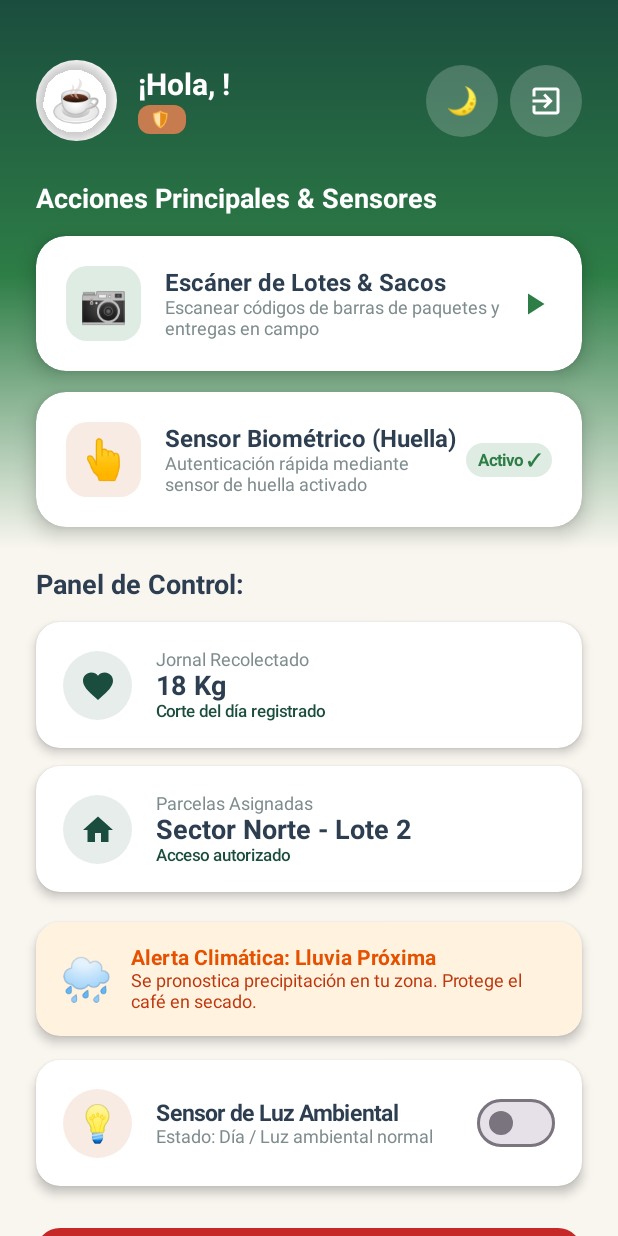
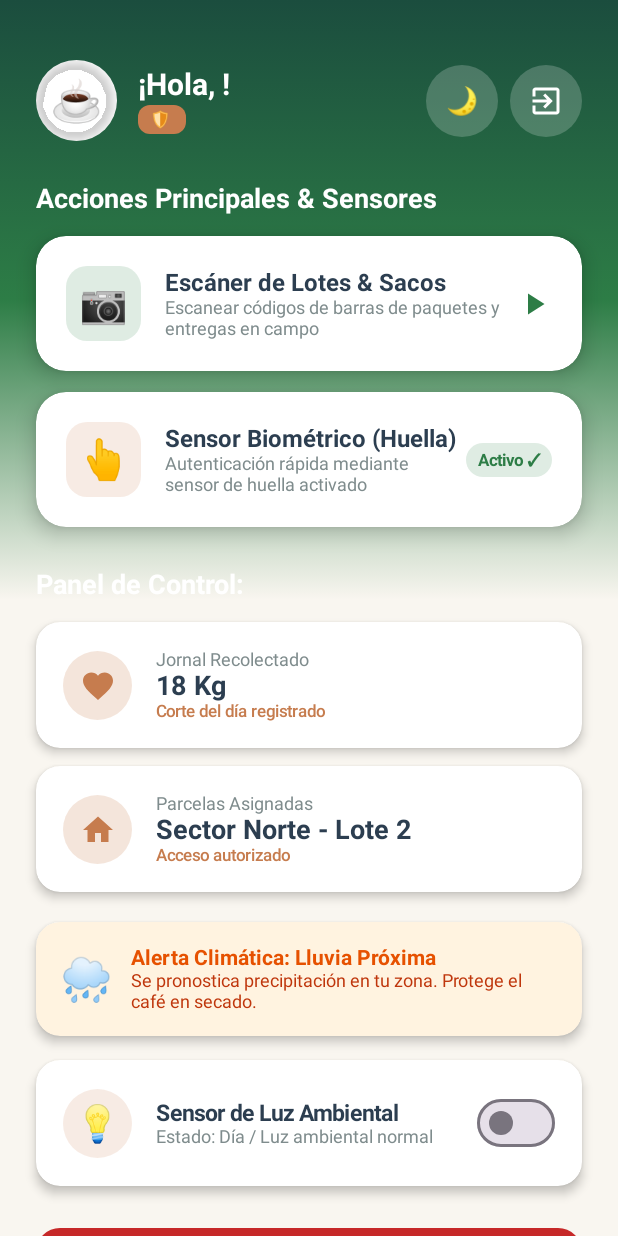
Before and after one commit to Juangg32/AgroCafe, an Android app built with Jetpack Compose: the composable DashboardScreen called with empty values, on a phone screen of 412 x 824 dp. Run offline under Robolectric (Android 15) with nearby library versions, the phone set to English and light mode, and no system bars.

Commit message:
fix: hacer que el modo oscuro y claro cambien dinámicamente el fondo, tarjetas y textos en el Dashboard

```diff
--- a/frontend/LoginFrontend/shared/src/commonMain/kotlin/org/example/project/DashboardScreen.kt
+++ b/frontend/LoginFrontend/shared/src/commonMain/kotlin/org/example/project/DashboardScreen.kt
@@ -20,7 +20,6 @@ import androidx.compose.ui.graphics.Brush
 import androidx.compose.ui.graphics.Color
 import androidx.compose.ui.graphics.vector.ImageVector
 import androidx.compose.ui.text.font.FontWeight
-import androidx.compose.ui.text.style.TextAlign
 import androidx.compose.ui.unit.dp
 import androidx.compose.ui.unit.sp
 
@@ -28,9 +27,6 @@ private val DeepCoffeeGreen = Color(0xFF1B4D3E)
 private val BrightForestGreen = Color(0xFF2D7D46)
 private val CoffeeAmber = Color(0xFFC67C4E)
 private val WarmBackground = Color(0xFFF9F6F0)
-private val SoftCardBg = Color(0xFFFFFFFF)
-private val TextDark = Color(0xFF2C3E50)
-private val MutedGrey = Color(0xFF7F8C8D)
 
 @Composable
 fun DashboardScreen(
@@ -48,18 +44,25 @@ fun DashboardScreen(
         else -> "🛡️ $role"
     }
 
+    // Colores dinámicos para Modo Claro y Modo Oscuro
+    val bgColors = if (isDarkMode) {
+        listOf(Color(0xFF0F172A), Color(0xFF1E293B), Color(0xFF090D16))
+    } else {
+        listOf(DeepCoffeeGreen, BrightForestGreen, WarmBackground)
+    }
+
+    val cardBg = if (isDarkMode) Color(0xFF1E293B) else Color(0xFFFFFFFF)
+    val textColor = if (isDarkMode) Color(0xFFFFFFFF) else Color(0xFF2C3E50)
+    val mutedColor = if (isDarkMode) Color(0xFF94A3B8) else Color(0xFF7F8C8D)
+
     Box(
         modifier = Modifier
             .fillMaxSize()
             .background(
                 brush = Brush.verticalGradient(
-                    colors = listOf(
-                        DeepCoffeeGreen,
-                        BrightForestGreen,
-                        WarmBackground
-                    ),
+                    colors = bgColors,
                     startY = 0f,
-                    endY = 550f
+                    endY = 600f
                 )
             )
     ) {
@@ -158,7 +161,7 @@ fun DashboardScreen(
                     .shadow(8.dp, RoundedCornerShape(20.dp))
                     .clickable { onOpenScanner() },
                 shape = RoundedCornerShape(20.dp),
-                colors = CardDefaults.cardColors(containerColor = SoftCardBg)
+                colors = CardDefaults.cardColors(containerColor = cardBg)
             ) {
                 Row(
                     modifier = Modifier.padding(20.dp),
@@ -179,12 +182,12 @@ fun DashboardScreen(
                             text = "Escáner de Lotes & Sacos",
                             fontSize = 16.sp,
                             fontWeight = FontWeight.Bold,
-                            color = TextDark
+                            color = textColor
                         )
                         Text(
                             text = "Escanear códigos de barras de paquetes y entregas en campo",
                             fontSize = 12.sp,
-                            color = MutedGrey
+                            color = mutedColor
                         )
                     }
                     Icon(
@@ -204,7 +207,7 @@ fun DashboardScreen(
                     .shadow(8.dp, RoundedCornerShape(20.dp))
                     .clickable { onTriggerBiometrics() },
                 shape = RoundedCornerShape(20.dp),
-                colors = CardDefaults.cardColors(containerColor = SoftCardBg)
+                colors = CardDefaults.cardColors(containerColor = cardBg)
             ) {
                 Row(
                     modifier = Modifier.padding(20.dp),
@@ -225,12 +228,12 @@ fun DashboardScreen(
                             text = "Sensor Biométrico (Huella)",
                             fontSize = 16.sp,
                             fontWeight = FontWeight.Bold,
-                            color = TextDark
+                            color = textColor
                         )
                         Text(
                             text = "Autenticación rápida mediante sensor de huella activado",
                             fontSize = 12.sp,
-                            color = MutedGrey
+                            color = mutedColor
                         )
                     }
                     Surface(
@@ -255,7 +258,7 @@ fun DashboardScreen(
                 text = "Panel de Control: $role",
                 fontSize = 18.sp,
                 fontWeight = FontWeight.Bold,
-                color = TextDark
+                color = Color.White
             )
 
             Spacer(modifier = Modifier.height(14.dp))
@@ -263,14 +266,14 @@ fun DashboardScreen(
             // Role Metrics Grid (Productor / Recolector de Campo)
             when (role) {
                 "Propietario", "Productor" -> {
-                    MetricCard("Mis Parcelas", "3 Parcelas Finca El Mirador", "Variedad Caturra y Typica", Icons.Default.Place)
+                    MetricCard("Mis Parcelas", "3 Parcelas Finca El Mirador", "Variedad Caturra y Typica", Icons.Default.Place, cardBg, textColor, mutedColor)
                     Spacer(modifier = Modifier.height(12.dp))
-                    MetricCard("Estado de Micro-lotes", "2 Lotes en Secado", "Trazabilidad activa", Icons.Default.CheckCircle)
+                    MetricCard("Estado de Micro-lotes", "2 Lotes en Secado", "Trazabilidad activa", Icons.Default.CheckCircle, cardBg, textColor, mutedColor)
                 }
                 else -> {
-                    MetricCard("Jornal Recolectado", "18 Kg", "Corte del día registrado", Icons.Default.Favorite)
+                    MetricCard("Jornal Recolectado", "18 Kg", "Corte del día registrado", Icons.Default.Favorite, cardBg, textColor, mutedColor)
                     Spacer(modifier = Modifier.height(12.dp))
-                    MetricCard("Parcelas Asignadas", "Sector Norte - Lote 2", "Acceso autorizado", Icons.Default.Home)
+                    MetricCard("Parcelas Asignadas", "Sector Norte - Lote 2", "Acceso autorizado", Icons.Default.Home, cardBg, textColor, mutedColor)
                 }
             }
 
@@ -282,7 +285,7 @@ fun DashboardScreen(
                     .fillMaxWidth()
                     .shadow(4.dp, RoundedCornerShape(16.dp)),
                 shape = RoundedCornerShape(16.dp),
-                colors = CardDefaults.cardColors(containerColor = Color(0xFFFFF3E0))
+                colors = CardDefaults.cardColors(containerColor = if (isDarkMode) Color(0xFF33271A) else Color(0xFFFFF3E0))
             ) {
                 Row(
                     modifier = Modifier.padding(16.dp),
@@ -295,12 +298,12 @@ fun DashboardScreen(
                             text = "Alerta Climática: Lluvia Próxima",
                             fontWeight = FontWeight.Bold,
                             fontSize = 14.sp,
-                            color = Color(0xFFE65100)
+                            color = if (isDarkMode) Color(0xFFFFB74D) else Color(0xFFE65100)
                         )
                         Text(
                             text = "Se pronostica precipitación en tu zona. Protege el café en secado.",
                             fontSize = 12.sp,
-                            color = Color(0xFFBF360C)
+                            color = if (isDarkMode) Color(0xFFFFCC80) else Color(0xFFBF360C)
                         )
                     }
                 }
@@ -314,7 +317,7 @@ fun DashboardScreen(
                     .fillMaxWidth()
                     .shadow(4.dp, RoundedCornerShape(16.dp)),
                 shape = RoundedCornerShape(16.dp),
-                colors = CardDefaults.cardColors(containerColor = SoftCardBg)
+                colors = CardDefaults.cardColors(containerColor = cardBg)
             ) {
                 Row(
                     modifier = Modifier.padding(18.dp),
@@ -335,12 +338,12 @@ fun DashboardScreen(
                             text = "Sensor de Luz Ambiental",
                             fontSize = 15.sp,
                             fontWeight = FontWeight.Bold,
-                            color = TextDark
+                            color = textColor
                         )
                         Text(
                             text = if (isDarkMode) "Estado: Noche / Oscuridad detectada" else "Estado: Día / Luz ambiental normal",
                             fontSize = 12.sp,
-                            color = MutedGrey
+                            color = mutedColor
                         )
                     }
                     Switch(
@@ -381,13 +384,13 @@ fun DashboardScreen(
 }
 
 @Composable
-private fun MetricCard(title: String, value: String, description: String, icon: ImageVector) {
+private fun MetricCard(title: String, value: String, description: String, icon: ImageVector, cardBg: Color, textColor: Color, mutedColor: Color) {
     Card(
         modifier = Modifier
             .fillMaxWidth()
             .shadow(4.dp, RoundedCornerShape(16.dp)),
         shape = RoundedCornerShape(16.dp),
-        colors = CardDefaults.cardColors(containerColor = SoftCardBg)
+        colors = CardDefaults.cardColors(containerColor = cardBg)
     ) {
         Row(
             modifier = Modifier.padding(18.dp),
@@ -397,21 +400,21 @@ private fun MetricCard(title: String, value: String, description: String, icon:
                 modifier = Modifier
                     .size(46.dp)
                     .clip(CircleShape)
-                    .background(DeepCoffeeGreen.copy(alpha = 0.1f)),
+                    .background(CoffeeAmber.copy(alpha = 0.2f)),
                 contentAlignment = Alignment.Center
             ) {
                 Icon(
                     imageVector = icon,
                     contentDescription = null,
-                    tint = DeepCoffeeGreen,
+                    tint = CoffeeAmber,
                     modifier = Modifier.size(24.dp)
                 )
             }
             Spacer(modifier = Modifier.width(16.dp))
             Column {
-                Text(text = title, fontSize = 12.sp, color = MutedGrey)
-                Text(text = value, fontSize = 18.sp, fontWeight = FontWeight.Bold, color = TextDark)
-                Text(text = description, fontSize = 11.sp, color = DeepCoffeeGreen, fontWeight = FontWeight.Medium)
+                Text(text = title, fontSize = 12.sp, color = mutedColor)
+                Text(text = value, fontSize = 18.sp, fontWeight = FontWeight.Bold, color = textColor)
+                Text(text = description, fontSize = 11.sp, color = CoffeeAmber, fontWeight = FontWeight.Medium)
             }
         }
     }
```
